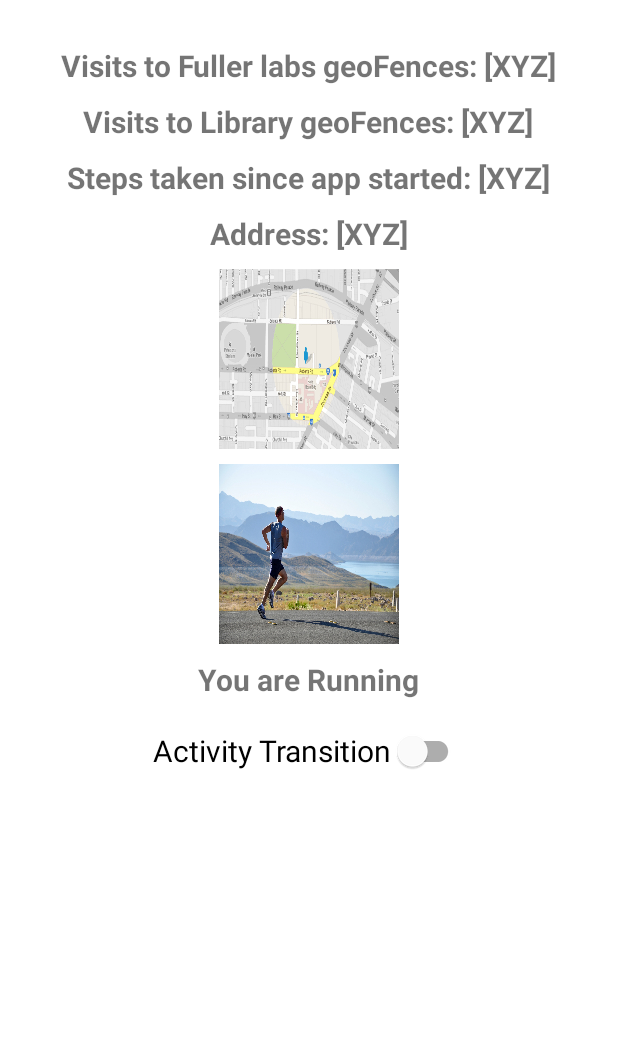
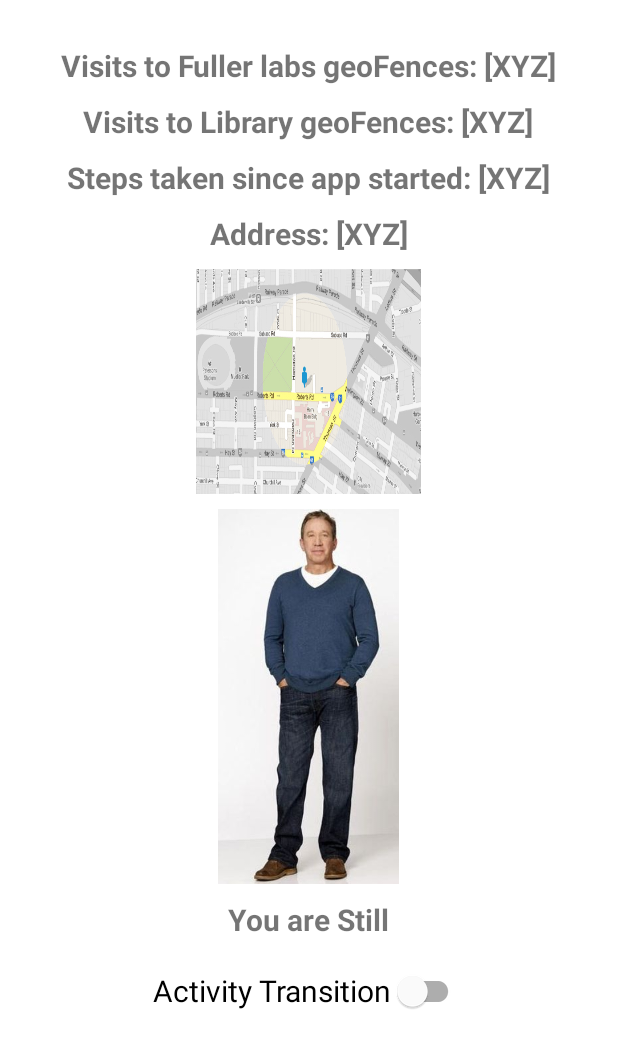
Before and after one commit to hilsonshrestha/cs528-project-3, an Android app: the layout activity_main.xml on its own in the app's theme, with its tools: preview values and no code run, on a phone screen of 412 x 824 dp. Shown: the top 1048 px of the screen. Run offline under Robolectric (Android 15) with nearby library versions, the phone set to English and light mode, and no system bars.

Commit message:
update UI img/text on transition

```diff
--- a/app/src/main/res/layout/activity_main.xml
+++ b/app/src/main/res/layout/activity_main.xml
@@ -42,25 +42,28 @@
 
 <!--    TODO: Hilson to replace with an actual embedded map-->
     <ImageView
-        android:layout_height="120dp"
-        android:layout_width="120dp"
+        android:layout_height="150dp"
+        android:layout_width="150dp"
         android:background="@drawable/sample_map_image"
         android:layout_marginTop="10dp"
         android:layout_gravity="center_horizontal"/>
 
 
     <ImageView
-        android:layout_height="120dp"
-        android:layout_width="120dp"
-        android:background="@drawable/sample_running_image"
+        android:id="@+id/activityImage"
+        android:layout_height="250dp"
+        android:layout_width="250dp"
+        android:scaleType="centerInside"
+        android:src="@drawable/still"
         android:layout_marginTop="10dp"
         android:layout_gravity="center_horizontal"/>
 
 <!--    TODO: To replace this with a Toast-->
     <TextView
+        android:id="@+id/activityText"
         android:layout_height="wrap_content"
         android:layout_width="wrap_content"
-        android:text="You are Running"
+        android:text="@string/still"
         android:textSize="20sp"
         android:textStyle="bold"
         android:layout_gravity="center_horizontal"
--- a/app/src/main/res/values/strings.xml
+++ b/app/src/main/res/values/strings.xml
@@ -1,3 +1,7 @@
 <resources>
     <string name="app_name">Recognizing Activities</string>
+    <string name="still">You are Still</string>
+    <string name="walking">You are Walking</string>
+    <string name="running">You are Running</string>
+    <string name="in_vehicle">You are in Vehicle</string>
 </resources>
```
Also changed, not shown: app/src/main/java/com/example/recognizingactivities/MainActivity.kt (+14 -2 lines), app/src/main/java/com/example/recognizingactivities/receiver/ActivityTransitionReceiver.kt (+7 -0 lines), app/src/main/java/com/example/recognizingactivities/util/ActivityState.kt (added, +17 -0 lines).
